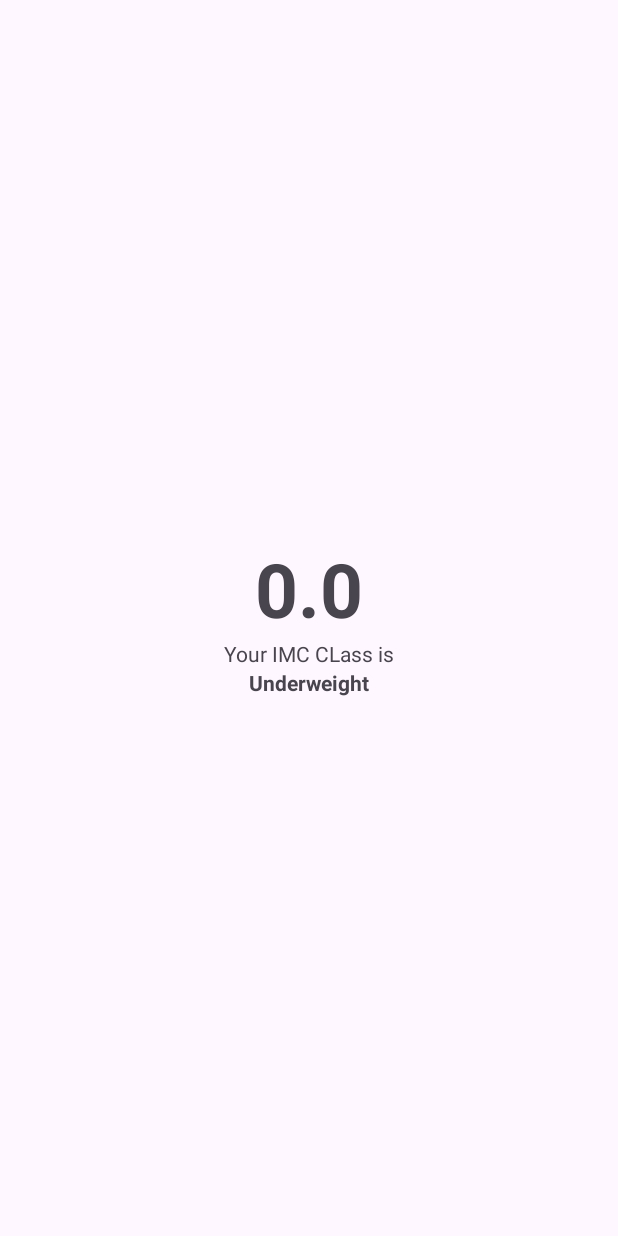
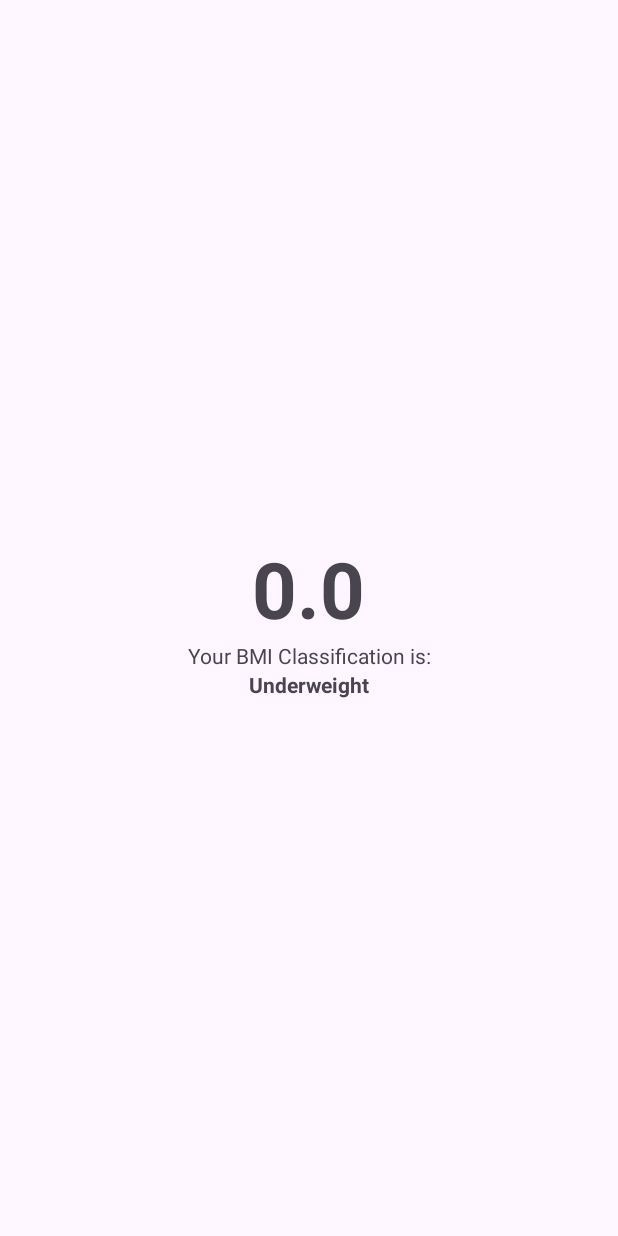
Before and after one commit to ThiagoDeVDE/CalculatorIMCv2, an Android app: the ResultActivity screen opened directly, with no data from a screen before it, on a phone screen of 412 x 824 dp. Run offline under Robolectric (Android 15) with nearby library versions, the phone set to English and light mode, and no system bars.

Commit message:
imc calc

```diff
--- a/app/src/main/java/com/comunidadedevspace/imc/MainActivity.kt
+++ b/app/src/main/java/com/comunidadedevspace/imc/MainActivity.kt
@@ -45,8 +45,11 @@ class MainActivity : AppCompatActivity() {
                val result = weight / heightQ2
 
                val intent = Intent(this, ResultActivity::class.java)
-               intent.putExtra("KEY_RESULT_IMC  ",result)
+               intent.putExtra("KEY_RESULT_IMC  ", result)
                startActivity(intent)
+
+
+               println("thiago" + result)
 
 
 
--- a/app/src/main/java/com/comunidadedevspace/imc/ResultActivity.kt
+++ b/app/src/main/java/com/comunidadedevspace/imc/ResultActivity.kt
@@ -21,7 +21,7 @@ class ResultActivity : AppCompatActivity() {
         tvResult.text = result.toString()
 
 
-        var status: String = null.toString()
+        var status: String? = null
 
         if(result <= 18.5f){
             status = "Underweight"
@@ -35,6 +35,8 @@ class ResultActivity : AppCompatActivity() {
 
         tvClassification.text = status
 
+        println("thiago" + status)
+
 
 
 
--- a/app/src/main/res/layout/activity_result.xml
+++ b/app/src/main/res/layout/activity_result.xml
@@ -10,10 +10,10 @@
 
     <TextView
         android:id="@+id/tv_result"
-        android:textSize="50sp"
+        android:textSize="52sp"
         android:textStyle="bold"
         android:maxLength="5"
-        android:layout_width="match_parent"
+        android:layout_width="wrap_content"
         android:layout_height="wrap_content"
         android:gravity="center"
         tools:text="23.66" />
@@ -23,7 +23,7 @@
         android:layout_width="match_parent"
         android:layout_height="wrap_content"
         android:gravity="center"
-        android:text="Your IMC CLass is" />
+        android:text="Your BMI Classification is:" />
 
     <TextView
         android:id="@+id/tv_classification"
```
